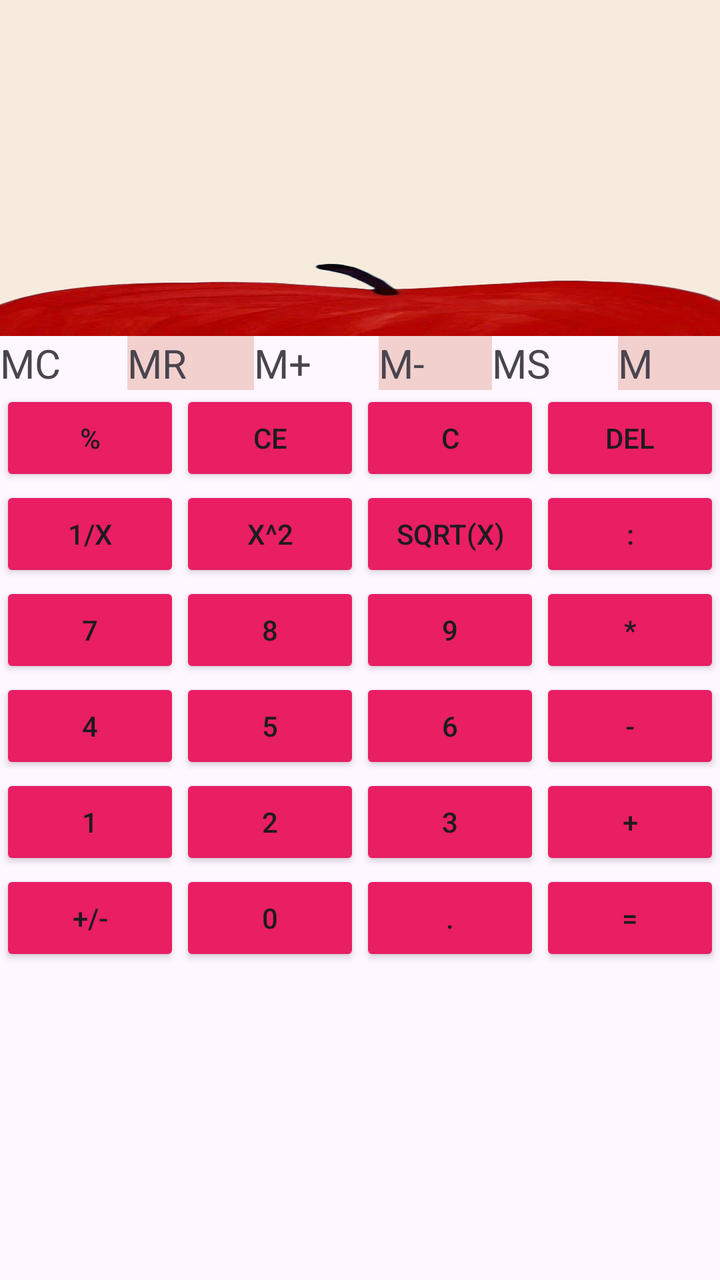
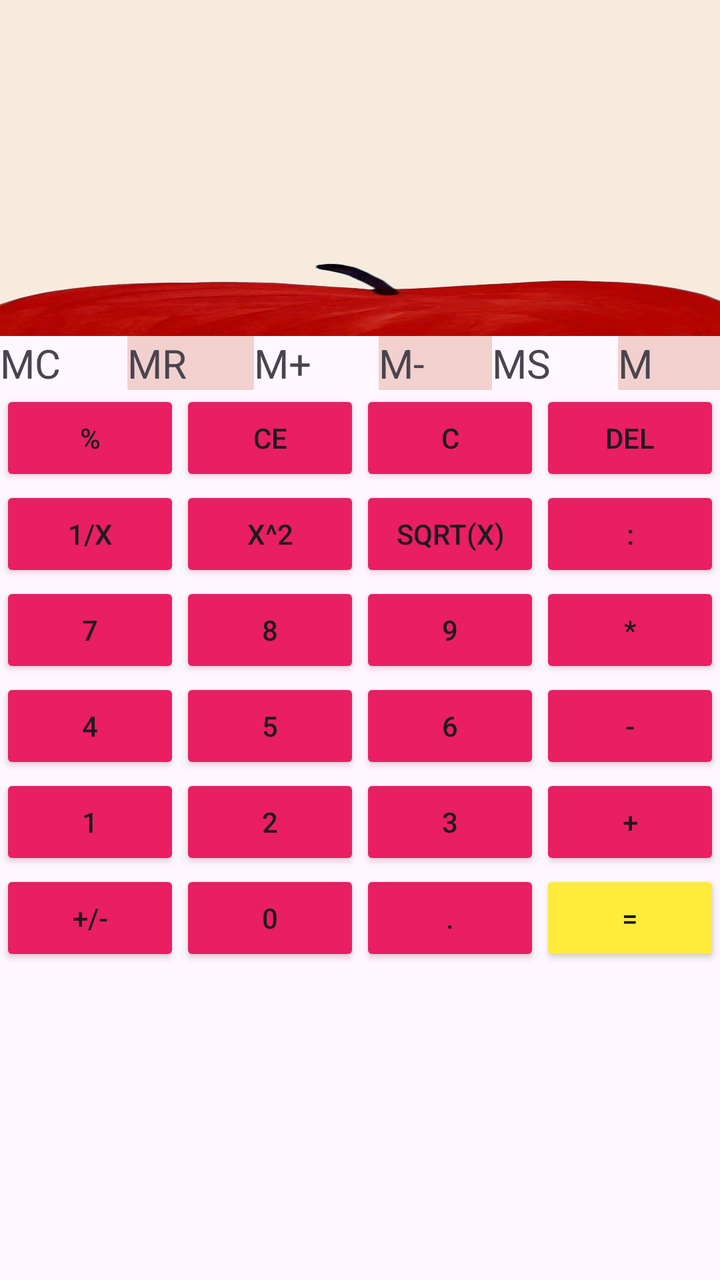

The first picture is an Android layout as it rendered before a commit; the second is the same layout after the commit. The layout source and the unified diff follow.
<!-- AndroidManifest.xml: application theme Theme.K234112EApp -->
<!-- res/layout/activity_calculator.xml -->
<?xml version="1.0" encoding="utf-8"?>
<LinearLayout xmlns:android="http://schemas.android.com/apk/res/android"
    xmlns:app="http://schemas.android.com/apk/res-auto"
    xmlns:tools="http://schemas.android.com/tools"
    android:id="@+id/main"
    android:layout_width="match_parent"
    android:layout_height="match_parent"
    android:orientation="vertical"
    tools:context=".CalculatorActivity">

    <EditText
        android:id="@+id/edtFormula"
        android:layout_width="match_parent"
        android:layout_height="168dp"
        android:background="@drawable/bg_apple"
        android:ems="10"
        android:inputType="text" />

    <LinearLayout
        android:layout_width="match_parent"
        android:layout_height="wrap_content"
        android:orientation="horizontal">

        <TextView
            android:id="@+id/txtMC"
            android:layout_width="wrap_content"
            android:layout_height="wrap_content"
            android:layout_weight="1"
            android:text="@string/str_mc"
            android:textAlignment="center"
            android:textSize="20sp" />

        <TextView
            android:id="@+id/txtMR"
            android:layout_width="wrap_content"
            android:layout_height="wrap_content"
            android:layout_weight="1"
            android:background="@color/pink"
            android:text="@string/str_mr"
            android:textAlignment="center"
            android:textSize="20sp" />

        <TextView
            android:id="@+id/txtMPlus"
            android:layout_width="wrap_content"
            android:layout_height="wrap_content"
            android:layout_weight="1"
            android:text="@string/str_mplus"
            android:textAlignment="center"
            android:textSize="20sp" />

        <TextView
            android:id="@+id/txtMMinus"
            android:layout_width="wrap_content"
            android:layout_height="wrap_content"
            android:layout_weight="1"
            android:background="@color/pink"
            android:text="@string/str_mminus"
            android:textAlignment="center"
            android:textSize="20sp" />

        <TextView
            android:id="@+id/txtMS"
            android:layout_width="wrap_content"
            android:layout_height="wrap_content"
            android:layout_weight="1"
            android:text="@string/str_ms"
            android:textAlignment="center"
            android:textSize="20sp" />

        <TextView
            android:id="@+id/txtM"
            android:layout_width="wrap_content"
            android:layout_height="wrap_content"
            android:layout_weight="1"
            android:background="@color/pink"
            android:text="@string/str_m"
            android:textAlignment="center"
            android:textSize="20sp" />
    </LinearLayout>

    <TableLayout
        android:stretchColumns="*"
        android:layout_width="match_parent"
        android:layout_height="match_parent"
        >

        <TableRow
            android:layout_width="match_parent"
            android:layout_height="match_parent">

            <Button
                android:id="@+id/btn_divide"
                android:layout_width="wrap_content"
                android:layout_height="wrap_content"
                android:backgroundTint="#E91E63"
                android:text="%" />

            <Button
                android:id="@+id/btn_ce"
                android:layout_width="wrap_content"
                android:layout_height="wrap_content"
                android:backgroundTint="#E91E63"
                android:text="CE" />

            <Button
                android:id="@+id/btn_c"
                android:layout_width="wrap_content"
                android:layout_height="wrap_content"
                android:backgroundTint="#E91E63"
                android:text="C" />

            <Button
                android:id="@+id/btnDel"
                android:layout_width="wrap_content"
                android:layout_height="wrap_content"
                android:backgroundTint="#E91E63"
                android:text="Del" />
        </TableRow>
        <TableRow
            android:layout_width="match_parent"
            android:layout_height="match_parent">

            <Button
                android:id="@+id/btn1_x"
                android:layout_width="wrap_content"
                android:layout_height="wrap_content"
                android:backgroundTint="#E91E63"
                android:text="1/x" />

            <Button
                android:id="@+id/btn_sqr_"
                android:layout_width="wrap_content"
                android:layout_height="wrap_content"
                android:backgroundTint="#E91E63"
                android:text="x^2" />

            <Button
                android:id="@+id/btn_sqrt"
                android:layout_width="wrap_content"
                android:layout_height="wrap_content"
                android:backgroundTint="#E91E63"
                android:text="sqrt(x)" />

            <Button
                android:onClick="processInputData"
                android:id="@+id/btn_division"
                android:layout_width="wrap_content"
                android:layout_height="wrap_content"
                android:backgroundTint="#E91E63"
                android:text=":" />
        </TableRow>
        <TableRow
            android:layout_width="match_parent"
            android:layout_height="match_parent">

            <Button
                android:onClick="processInputData"
                android:id="@+id/btn_7"
                android:layout_width="wrap_content"
                android:layout_height="wrap_content"
                android:backgroundTint="#E91E63"
                android:text="7" />

            <Button
                android:onClick="processInputData"
                android:id="@+id/btn_8"
                android:layout_width="wrap_content"
                android:layout_height="wrap_content"
                android:backgroundTint="#E91E63"
                android:text="8" />

            <Button
                android:onClick="processInputData"
                android:id="@+id/btn_9"
                android:layout_width="wrap_content"
                android:layout_height="wrap_content"
                android:backgroundTint="#E91E63"
                android:text="9" />

            <Button
                android:onClick="processInputData"
                android:id="@+id/btn_multiple"
                android:layout_width="wrap_content"
                android:layout_height="wrap_content"
                android:backgroundTint="#E91E63"
                android:text="*" />
        </TableRow>
        <TableRow
            android:layout_width="match_parent"
            android:layout_height="match_parent">

            <Button
                android:onClick="processInputData"
                android:id="@+id/btn_4"
                android:layout_width="wrap_content"
                android:layout_height="wrap_content"
                android:backgroundTint="#E91E63"
                android:text="4" />

            <Button
                android:onClick="processInputData"
                android:id="@+id/btn_5"
                android:layout_width="wrap_content"
                android:layout_height="wrap_content"
                android:backgroundTint="#E91E63"
                android:text="5" />

            <Button
                android:onClick="processInputData"
                android:id="@+id/btn_6"
                android:layout_width="wrap_content"
                android:layout_height="wrap_content"
                android:backgroundTint="#E91E63"
                android:text="6" />

            <Button
                android:onClick="processInputData"
                android:id="@+id/btn_minus"
                android:layout_width="wrap_content"
                android:layout_height="wrap_content"
                android:backgroundTint="#E91E63"
                android:text="-" />
        </TableRow>
        <TableRow
            android:layout_width="match_parent"
            android:layout_height="match_parent">

            <Button
                android:onClick="processInputData"
                android:id="@+id/btn_1"
                android:layout_width="wrap_content"
                android:layout_height="wrap_content"
                android:backgroundTint="#E91E63"
                android:text="1" />

            <Button
                android:onClick="processInputData"
                android:id="@+id/btn_2"
                android:layout_width="wrap_content"
                android:layout_height="wrap_content"
                android:backgroundTint="#E91E63"
                android:text="2" />

            <Button
                android:onClick="processInputData"
                android:id="@+id/btn_3"
                android:layout_width="wrap_content"
                android:layout_height="wrap_content"
                android:backgroundTint="#E91E63"
                android:text="3" />

            <Button
                android:onClick="processInputData"
                android:id="@+id/btn_plus"
                android:layout_width="wrap_content"
                android:layout_height="wrap_content"
                android:backgroundTint="#E91E63"
                android:text="+" />
        </TableRow>
        <TableRow
            android:layout_width="match_parent"
            android:layout_height="match_parent">

            <Button
                android:id="@+id/btn_congtru"
                android:layout_width="wrap_content"
                android:layout_height="wrap_content"
                android:backgroundTint="#E91E63"
                android:text="+/-" />

            <Button
                android:onClick="processInputData"
                android:id="@+id/btn_0"
                android:layout_width="wrap_content"
                android:layout_height="wrap_content"
                android:backgroundTint="#E91E63"
                android:text="0" />

            <Button
                android:id="@+id/btn_digit"
                android:layout_width="wrap_content"
                android:layout_height="wrap_content"
                android:backgroundTint="#E91E63"
                android:text="." />

            <Button
                android:id="@+id/btn_Calculate"
                android:layout_width="wrap_content"
                android:layout_height="wrap_content"
                android:backgroundTint="#E91E63"
                android:text="=" />
        </TableRow>

    </TableLayout>
</LinearLayout>
<!-- resources referenced by this layout -->
<resources>
  <color name="pink">#F2D0CE</color>
  <!-- drawable bg_apple: jpg bitmap (drawable, 19398 bytes) -->
  <string name="str_m">M</string>
  <string name="str_mc">MC</string>
  <string name="str_mminus">M-</string>
  <string name="str_mplus">M+</string>
  <string name="str_mr">MR</string>
  <string name="str_ms">MS</string>
  <style name="Theme.K234112EApp" parent="Base.Theme.K234112EApp" />
  <style name="Base.Theme.K234112EApp" parent="Theme.Material3.DayNight.NoActionBar">
          
          
      </style>
</resources>

<!-- the commit's change to res/layout/activity_calculator.xml (unified diff, before → after) -->
@@ -288,7 +288,7 @@
                 android:id="@+id/btn_Calculate"
                 android:layout_width="wrap_content"
                 android:layout_height="wrap_content"
-                android:backgroundTint="#E91E63"
+                android:backgroundTint="#FFEB3B"
                 android:text="=" />
         </TableRow>
 
